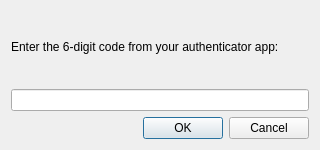
The window that source/common/ui/two_factor_code_dialog.ui (dchapyshev/aspia) describes before a commit, drawn with Qt 5.
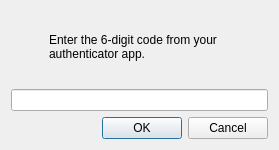
The same window after the commit. Custom widgets are drawn as their Qt base class.

The edit to the form file:
```diff
--- a/source/common/ui/two_factor_code_dialog.ui
+++ b/source/common/ui/two_factor_code_dialog.ui
@@ -6,7 +6,7 @@
    <rect>
     <x>0</x>
     <y>0</y>
-    <width>320</width>
+    <width>279</width>
     <height>150</height>
    </rect>
   </property>
@@ -15,15 +15,47 @@
   </property>
   <layout class="QVBoxLayout" name="verticalLayout">
    <item>
+    <layout class="QHBoxLayout" name="horizontalLayout_header">
+     <item>
+      <widget class="QLabel" name="label_icon">
+       <property name="sizePolicy">
+        <sizepolicy hsizetype="Fixed" vsizetype="Fixed">
+         <horstretch>0</horstretch>
+         <verstretch>0</verstretch>
+        </sizepolicy>
+       </property>
+       <property name="minimumSize">
+        <size>
+         <width>32</width>
+         <height>32</height>
+        </size>
+       </property>
+       <property name="maximumSize">
+        <size>
+         <width>32</width>
+         <height>32</height>
+        </size>
+       </property>
+       <property name="text">
+        <string/>
+       </property>
+       <property name="scaledContents">
+        <bool>true</bool>
+       </property>
+      </widget>
+     </item>
+     <item>
     <widget class="QLabel" name="label_prompt">
      <property name="text">
-      <string>Enter the 6-digit code from your authenticator app:</string>
+        <string>Enter the 6-digit code from your authenticator app.</string>
      </property>
      <property name="wordWrap">
       <bool>true</bool>
      </property>
     </widget>
    </item>
+    </layout>
+   </item>
    <item>
     <widget class="QLineEdit" name="edit_code">
      <property name="maxLength">
```
Left out of the diff: 2 changed lines with no effect on the pictures. Lines whose indentation alone changed are shown as unchanged.
